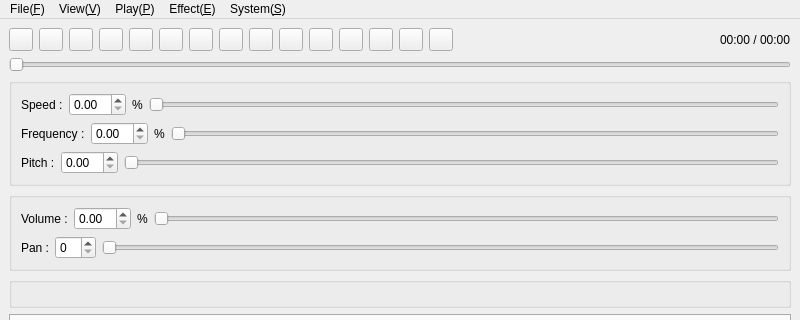
Above: qt_gui/src/MainWnd/MainWnd.ui from ryotayama/hayaemon_windows before the change; both pictures show x 0 to 800 and y 0 to 320 of the 800 by 1177 pixel window. Below: the same form after it.
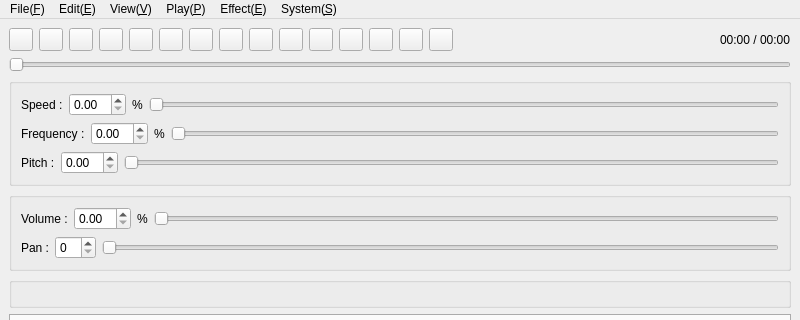
That is the form after the change. Icons and pictures are not drawn. Custom widgets are drawn as their Qt base class.

The edit to the form file:
```diff
--- a/qt_gui/src/MainWnd/MainWnd.ui
+++ b/qt_gui/src/MainWnd/MainWnd.ui
@@ -1060,7 +1060,14 @@
     <addaction name="separator"/>
     <addaction name="actionFileSave"/>
    </widget>
+   <widget class="QMenu" name="menuEdit_E">
+    <property name="title">
+     <string>Edit(&amp;E)</string>
+    </property>
+    <addaction name="actionEditSelectAll"/>
+   </widget>
    <addaction name="menuFile_F"/>
+   <addaction name="menuEdit_E"/>
    <addaction name="menuView_V"/>
    <addaction name="menuPlay_P"/>
    <addaction name="menuEffect"/>
```
Left out of the diff: 8 changed lines with no effect on the pictures.
